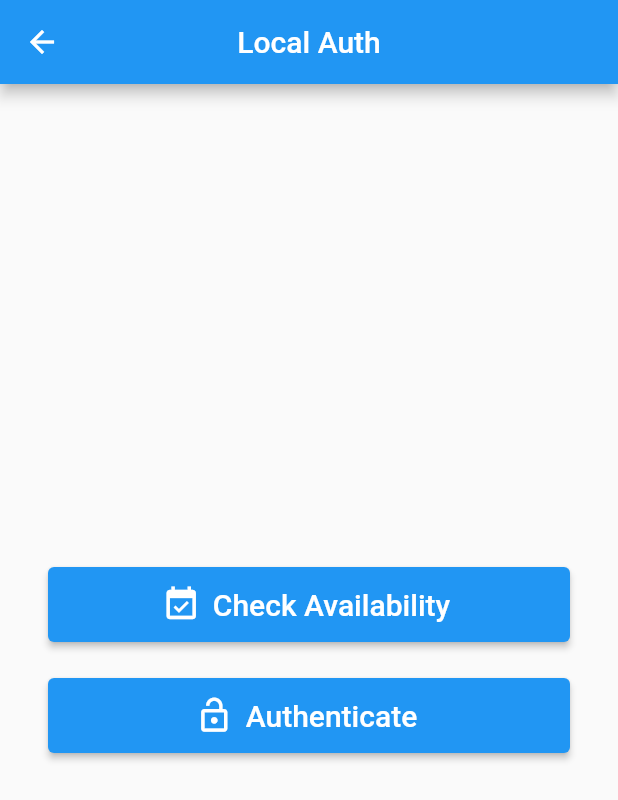
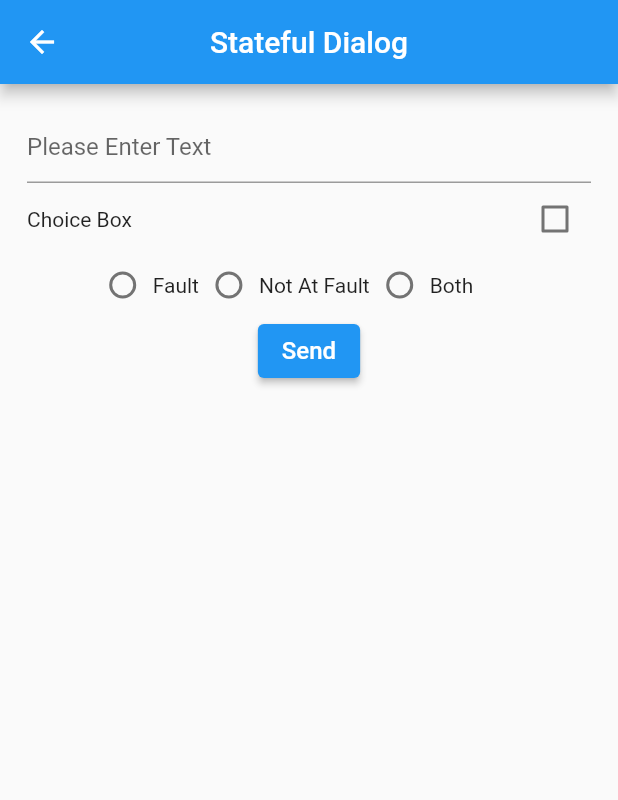
Before and after one commit to mihir6441/biometric_boilerplate, a Flutter app: the HomePage screen opened directly, after a tap on "Logout", on a phone screen of 412 x 824 dp. Shown: the top 800 px of the screen. Run offline on Flutter 3.47's test engine with Material 2 defaults, Android fonts, the phone set to English and light mode, and no system bars; our stand-ins replace local_auth.

Commit message:
Code Added 29-02-2023

```diff
--- /dev/null
+++ b/lib/custom_radio_button.dart
@@ -0,0 +1,44 @@
+import 'package:flutter/material.dart';
+
+class CustomRadioButton extends StatelessWidget {
+  const CustomRadioButton({
+    super.key,
+    required this.label,
+    required this.padding,
+    required this.groupValue,
+    required this.value,
+    required this.onChanged,
+  });
+
+  final String? label;
+  final EdgeInsets? padding;
+  final int? groupValue;
+  final int? value;
+  final ValueChanged<int>? onChanged;
+
+  @override
+  Widget build(BuildContext context) {
+    return InkWell(
+      onTap: () {
+        if (value != groupValue) {
+          onChanged!(value!);
+        }
+      },
+      child: Padding(
+        padding: padding!,
+        child: Row(
+          children: <Widget>[
+            Radio<int>(
+                groupValue: groupValue,
+                value: value!,
+                onChanged: (newValue) {
+                  onChanged!(newValue!);
+                },
+                materialTapTargetSize: MaterialTapTargetSize.shrinkWrap),
+            Text(label!),
+          ],
+        ),
+      ),
+    );
+  }
+}
--- a/lib/pages/fingerprint_page.dart
+++ b/lib/pages/fingerprint_page.dart
@@ -83,7 +83,7 @@ class FingerprintPage extends StatelessWidget {
     onClicked: () async {
       final isAuthenticated = await LocalAuthApi.authenticate();
 
-      if (isAuthenticated) {
+      if (!isAuthenticated) {
         Navigator.of(context).pushReplacement(
           MaterialPageRoute(builder: (context) => HomePage()),
         );
--- a/lib/pages/home_page.dart
+++ b/lib/pages/home_page.dart
@@ -1,5 +1,5 @@
 import 'package:biometric_demo/main.dart';
-import 'package:biometric_demo/pages/fingerprint_page.dart';
+import 'package:biometric_demo/pages/notice_dialog_box.dart';
 import 'package:flutter/material.dart';
 
 class HomePage extends StatelessWidget {
@@ -38,8 +38,8 @@ class HomePage extends StatelessWidget {
       'Logout',
       style: TextStyle(fontSize: 20),
     ),
-    onPressed: () => Navigator.of(context).pushReplacement(
-      MaterialPageRoute(builder: (context) => const FingerprintPage()),
+    onPressed: () => Navigator.of(context).push(
+      MaterialPageRoute(builder: (context) => const NoticeDialogBox()),
     ),
   );
 
--- /dev/null
+++ b/lib/pages/notice_dialog_box.dart
@@ -0,0 +1,249 @@
+import 'package:biometric_demo/custom_radio_button.dart';
+import 'package:flutter/material.dart';
+
+class NoticeDialogBox extends StatefulWidget {
+  const NoticeDialogBox({super.key});
+
+  @override
+  State<NoticeDialogBox> createState() => _NoticeDialogBoxState();
+}
+
+class _NoticeDialogBoxState extends State<NoticeDialogBox> {
+  final GlobalKey<FormState> _formKey = GlobalKey<FormState>();
+
+  final TextEditingController _textEditingController = TextEditingController();
+  bool isChecked = false;
+  int? _isRadioSelected;
+
+  @override
+  Widget build(BuildContext context) {
+    return Scaffold(
+      appBar: AppBar(
+        centerTitle: true,
+        title: const Text('Stateful Dialog'),
+      ),
+      body: Padding(
+        padding: const EdgeInsets.all(18.0),
+        child: Column(
+          children: [
+            Form(
+              key: _formKey,
+              child: Column(
+                mainAxisSize: MainAxisSize.min,
+                children: [
+                  TextFormField(
+                    controller: _textEditingController,
+                    validator: (value) {
+                      return value!.isNotEmpty ? null : "Enter any text";
+                    },
+                    decoration:
+                        const InputDecoration(hintText: "Please Enter Text"),
+                  ),
+                  Row(
+                    mainAxisAlignment: MainAxisAlignment.spaceBetween,
+                    children: [
+                      const Text("Choice Box"),
+                      Checkbox(
+                          value: isChecked,
+                          onChanged: (checked) {
+                            setState(() {
+                              isChecked = checked!;
+                            });
+                          })
+                    ],
+                  ),
+                  SizedBox(
+                    width: MediaQuery.of(context).size.width * 0.7,
+                    // color: Colors.grey,
+                    child: Row(
+                      children: [
+                        CustomRadioButton(
+                          label: 'Fault',
+                          padding: const EdgeInsets.symmetric(horizontal: 0.0),
+                          value: 1,
+                          groupValue: _isRadioSelected,
+                          onChanged: (newValue) {
+                            setState(() {
+                              _isRadioSelected = newValue;
+                            });
+                          },
+                        ),
+                        CustomRadioButton(
+                          label: 'Not At Fault',
+                          padding: const EdgeInsets.symmetric(horizontal: 0.0),
+                          value: 0,
+                          groupValue: _isRadioSelected,
+                          onChanged: (newValue) {
+                            setState(() {
+                              _isRadioSelected = newValue;
+                            });
+                          },
+                        ),
+                        CustomRadioButton(
+                          label: 'Both',
+                          padding: const EdgeInsets.symmetric(horizontal: 0.0),
+                          value: 2,
+                          groupValue: _isRadioSelected,
+                          onChanged: (newValue) {
+                            setState(() {
+                              _isRadioSelected = newValue;
+                            });
+                          },
+                        ),
+                      ],
+                    ),
+                  )
+                ],
+              ),
+            ),
+            Center(
+              child: ElevatedButton(
+                  onPressed: () async {
+                    if (_formKey.currentState!.validate()) {
+                      // Do something like updating SharedPreferences or User Settings etc.
+                      Navigator.of(context).pop();
+                    }
+                  },
+                  child: const Text(
+                    "Send",
+                    style: TextStyle(color: Colors.white, fontSize: 16),
+                  )),
+            ),
+          ],
+        ),
+      ),
+    );
+  }
+}
+
+class StatefulDialog extends StatefulWidget {
+  const StatefulDialog({super.key});
+
+  @override
+  State<StatefulDialog> createState() => _StatefulDialogState();
+}
+
+class _StatefulDialogState extends State<StatefulDialog> {
+  final GlobalKey<FormState> _formKey = GlobalKey<FormState>();
+
+  final TextEditingController _textEditingController = TextEditingController();
+  bool isChecked = false;
+
+  Future<void> showInformationDialog(BuildContext context) async {
+    return await showDialog(
+        context: context,
+        builder: (context) {
+          return StatefulBuilder(builder: (context, setState) {
+            return AlertDialog(
+              content: Form(
+                  key: _formKey,
+                  child: Column(
+                    mainAxisSize: MainAxisSize.min,
+                    children: [
+                      TextFormField(
+                        controller: _textEditingController,
+                        validator: (value) {
+                          return value!.isNotEmpty ? null : "Enter any text";
+                        },
+                        decoration: const InputDecoration(
+                            hintText: "Please Enter Text"),
+                      ),
+                      Row(
+                        mainAxisAlignment: MainAxisAlignment.spaceBetween,
+                        children: [
+                          const Text("Choice Box"),
+                          Checkbox(
+                              value: isChecked,
+                              onChanged: (checked) {
+                                setState(() {
+                                  isChecked = checked!;
+                                });
+                              })
+                        ],
+                      )
+                    ],
+                  )),
+              title: const Text('Stateful Dialog'),
+              actions: <Widget>[
+                InkWell(
+                  child: const Padding(
+                    padding: EdgeInsets.all(8.0),
+                    child: Text('OK'),
+                  ),
+                  onTap: () {
+                    if (_formKey.currentState!.validate()) {
+                      // Do something like updating SharedPreferences or User Settings etc.
+                      Navigator.of(context).pop();
+                    }
+                  },
+                ),
+              ],
+            );
+          });
+        });
+  }
+
+  @override
+  Widget build(BuildContext context) {
+    return Scaffold(
+      appBar: AppBar(
+        centerTitle: true,
+        title: const Text('Stateful Dialog'),
+      ),
+      body: Column(
+        children: [
+          Form(
+              key: _formKey,
+              child: Column(
+                mainAxisSize: MainAxisSize.min,
+                children: [
+                  TextFormField(
+                    controller: _textEditingController,
+                    validator: (value) {
+                      return value!.isNotEmpty ? null : "Enter any text";
+                    },
+                    decoration:
+                        const InputDecoration(hintText: "Please Enter Text"),
+                  ),
+                  Row(
+                    mainAxisAlignment: MainAxisAlignment.spaceBetween,
+                    children: [
+                      const Text("Choice Box"),
+                      Checkbox(
+                          value: isChecked,
+                          onChanged: (checked) {
+                            setState(() {
+                              isChecked = checked!;
+                            });
+                          })
+                    ],
+                  )
+                ],
+              )),
+          InkWell(
+            child: const Padding(
+              padding: EdgeInsets.all(8.0),
+              child: Text('OK'),
+            ),
+            onTap: () {
+              if (_formKey.currentState!.validate()) {
+                // Do something like updating SharedPreferences or User Settings etc.
+                Navigator.of(context).pop();
+              }
+            },
+          ),
+          Center(
+            child: ElevatedButton(
+                onPressed: () async {
+                  await showInformationDialog(context);
+                },
+                child: const Text(
+                  "Stateful Dialog",
+                  style: TextStyle(color: Colors.white, fontSize: 16),
+                )),
+          ),
+        ],
+      ),
+    );
+  }
+}
```
Also changed, not shown: 1 other file.
